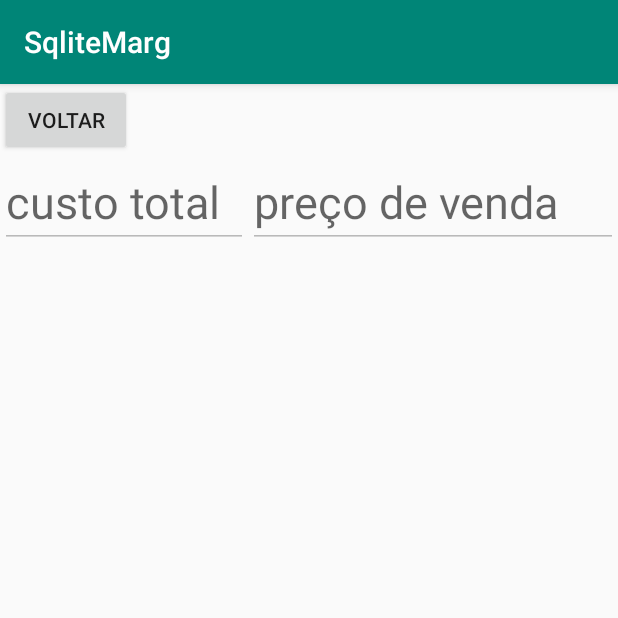
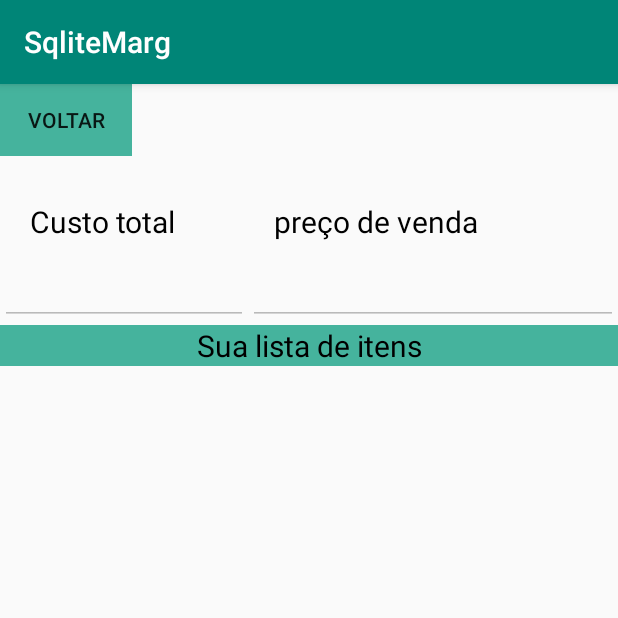
Before and after one commit to Thiago-Santos-SI/margaridasApp-java-android, an Android app: the telaCalculoActivity screen opened directly, with no data from a screen before it, on a phone screen of 412 x 824 dp, the top half of it. Run offline under Robolectric (Android 15) with nearby library versions, the phone set to English and light mode, and no system bars.

Commit message:
quase terminando tela de calculo

```diff
--- a/app/src/main/java/com/example/sqlitemarg/telaCalculoActivity.java
+++ b/app/src/main/java/com/example/sqlitemarg/telaCalculoActivity.java
@@ -2,9 +2,11 @@ package com.example.sqlitemarg;
 
 import androidx.appcompat.app.AppCompatActivity;
 
+import android.app.Service;
 import android.content.Intent;
 import android.os.Bundle;
 import android.view.View;
+import android.view.inputmethod.InputMethodManager;
 import android.widget.AdapterView;
 import android.widget.ArrayAdapter;
 import android.widget.Button;
@@ -20,13 +22,17 @@ public class telaCalculoActivity extends AppCompatActivity {
 
     Button btnVoltar;
     ListView spinner2;
+    EditText editNome;
+    EditText txtPreçoVenda;
 
     BancoDados db = new BancoDados(this);
 
     ArrayAdapter<String> adapter;
     ArrayList<String> arrayList;
+    InputMethodManager es;
 
     EditText txtCustoTotal;
+    double soma = 0.0;
 
     @Override
     protected void onCreate(Bundle savedInstanceState) {
@@ -35,7 +41,9 @@ public class telaCalculoActivity extends AppCompatActivity {
 
         btnVoltar = (Button) findViewById(R.id.btnVoltar);
         txtCustoTotal = (EditText) findViewById(R.id.txtCustoTotal);
+        txtPreçoVenda = (EditText) findViewById(R.id.txtPreçoVenda);
 
+        es = (InputMethodManager) this.getSystemService(Service.INPUT_METHOD_SERVICE);
 
         btnVoltar.setOnClickListener(new View.OnClickListener() {
             @Override
@@ -49,6 +57,7 @@ public class telaCalculoActivity extends AppCompatActivity {
         spinnerMateriais();
 
 
+
         spinner2.setOnItemClickListener(new AdapterView.OnItemClickListener() {
             @Override
             public void onItemClick(AdapterView<?> adapterView, View view, int i, long l) {
@@ -58,8 +67,10 @@ public class telaCalculoActivity extends AppCompatActivity {
                 id = id.trim();
 
                 Materiais materiais = db.selecionarMaterial(Integer.parseInt(id));
+                soma += materiais.getPreco();
+                txtCustoTotal.setText(String.valueOf(soma + " R$"));
 
-                txtCustoTotal.setText(String.valueOf( materiais.getPreco()));
+                txtPreçoVenda.setText(String.valueOf(soma*1.3 + " R$"));
 
             }
 
@@ -79,10 +90,12 @@ public class telaCalculoActivity extends AppCompatActivity {
 
         for(Materiais m : materiais){
             // teste de listar todos ->   Log.d("Lista", "\nID: " + m.getId() + " Nome: " + m.getNome());
-            arrayList.add(m.getId() + " - " + m.getNome()+ " | " +" "+ "Preço: " + m.getPreco() + " | " + " Unidade: " + m.getUnidade_medida());
+            arrayList.add(m.getId() + " - " + "Nome: " + m.getNome()+ " | " +" "+ "Preço: " + m.getPreco() + " | " + " Unidade: " + m.getUnidade_medida());
             adapter.notifyDataSetChanged();
 
         }
     }
-
+    void esconderTeclado(){
+        es.hideSoftInputFromWindow(editNome.getWindowToken(), 0);
+    }
 }
--- a/app/src/main/res/layout/activity_main.xml
+++ b/app/src/main/res/layout/activity_main.xml
@@ -61,33 +61,43 @@
             android:layout_width="wrap_content"
             android:layout_height="wrap_content"
             android:layout_weight="1"
-            android:text="Limpar" />
+            android:text="Limpar"
+            android:background="#45B39D "
+            />
 
         <Button
             android:id="@+id/btnAdicionar"
             android:layout_width="wrap_content"
             android:layout_height="wrap_content"
             android:layout_weight="1"
-            android:text="Adicionar" />
+            android:text="Adicionar"
+            android:background="#45B39D "/>
 
         <Button
             android:id="@+id/btnDeletar"
             android:layout_width="wrap_content"
             android:layout_height="wrap_content"
             android:layout_weight="1"
-            android:text="Apagar" />
+            android:text="Apagar"
+            android:background="#45B39D "/>
 
         <Button
             android:id="@+id/btnTelaCalculo"
             android:layout_width="wrap_content"
             android:layout_height="wrap_content"
             android:layout_weight="1"
+            android:background="#45B39D "
             android:text="Calcular" />
     </LinearLayout>
 
-    <ListView
-        android:id="@+id/listViewMateriais"
-        android:layout_width="match_parent"
-        android:layout_height="wrap_content" />
+    <LinearLayout
+        android:layout_width="wrap_content"
+        android:layout_height="wrap_content">
+        <ListView
+            android:id="@+id/listViewMateriais"
+            android:layout_width="match_parent"
+            android:layout_height="wrap_content">
 
+        </ListView>
+    </LinearLayout>
 </LinearLayout>
--- a/app/src/main/res/layout/calcular.xml
+++ b/app/src/main/res/layout/calcular.xml
@@ -3,25 +3,61 @@
     xmlns:tools="http://schemas.android.com/tools"
     android:layout_width="match_parent"
     android:layout_height="match_parent"
-    android:orientation="vertical">
+    android:orientation="vertical"
+    >
+
+    <LinearLayout
+        android:layout_width="wrap_content"
+        android:layout_height="wrap_content"
+        android:orientation="horizontal"
+        >
+
+
+        <Button
+            android:id="@+id/btnVoltar"
+            android:layout_width="wrap_content"
+            android:layout_height="wrap_content"
+            android:text="voltar"
+            android:background="#45B39D "
+            />
+
+    </LinearLayout>
+
+    <LinearLayout
+        android:layout_width="wrap_content"
+        android:layout_height="wrap_content"
+        android:orientation="horizontal"
+        android:layout_marginTop="30dp"
+        >
+
+        <TextView
+            android:id="@+id/txtCT"
+            android:layout_width="match_parent"
+            android:layout_height="wrap_content"
+            android:text="Custo total"
+            android:layout_marginLeft="20sp"
+            android:textSize="20sp"
+            android:textColor="#000"/>
+
+        <TextView
+            android:id="@+id/txtPV"
+            android:layout_width="match_parent"
+            android:layout_height="wrap_content"
+            android:text="preço de venda"
+            android:layout_marginLeft="65sp"
+            android:textSize="20sp"
+            android:textColor="#000"/>
+
+
+    </LinearLayout>
+
+
 
     <LinearLayout
         android:layout_width="wrap_content"
         android:layout_height="wrap_content"
         android:orientation="horizontal">
 
-        <Button
-            android:id="@+id/btnVoltar"
-            android:layout_width="wrap_content"
-            android:layout_height="wrap_content"
-            android:text="voltar" />
-
-    </LinearLayout>
-
-    <LinearLayout
-        android:layout_width="wrap_content"
-        android:layout_height="wrap_content"
-        android:orientation="horizontal">
 
         <EditText
             android:id="@+id/txtCustoTotal"
@@ -29,10 +65,11 @@
             android:layout_height="wrap_content"
             android:autofillHints=""
             android:ems="10"
-            android:hint="custo total"
+            android:hint=" "
             android:enabled="false"
             android:inputType="numberDecimal"
-            android:textSize="30sp" />
+            android:textSize="25sp"
+            android:textColor="#2b2727"/>
 
         <EditText
             android:id="@+id/txtPreçoVenda"
@@ -41,11 +78,21 @@
             android:autofillHints=""
             android:ems="10"
             android:enabled="false"
-            android:hint="preço de venda"
+            android:hint=" "
             android:inputType="numberDecimal"
-            android:textSize="30sp" />
+            android:textSize="25sp"
+            android:textColor="#2b2727"/>
     </LinearLayout>
 
+    <TextView
+        android:id="@+id/textView4"
+        android:layout_width="match_parent"
+        android:layout_height="wrap_content"
+        android:text="Sua lista de itens"
+        android:textAlignment="center"
+        android:textColor="#000"
+        android:textSize="20sp"
+        android:background="#45B39D "/>
 
 
 
@@ -53,6 +100,8 @@
         android:layout_width="match_parent"
         android:layout_height="wrap_content"
         android:orientation="vertical">
+
+
 
         <ListView
             android:id="@+id/spinner2"
```
Also changed, not shown: 5 other files.
